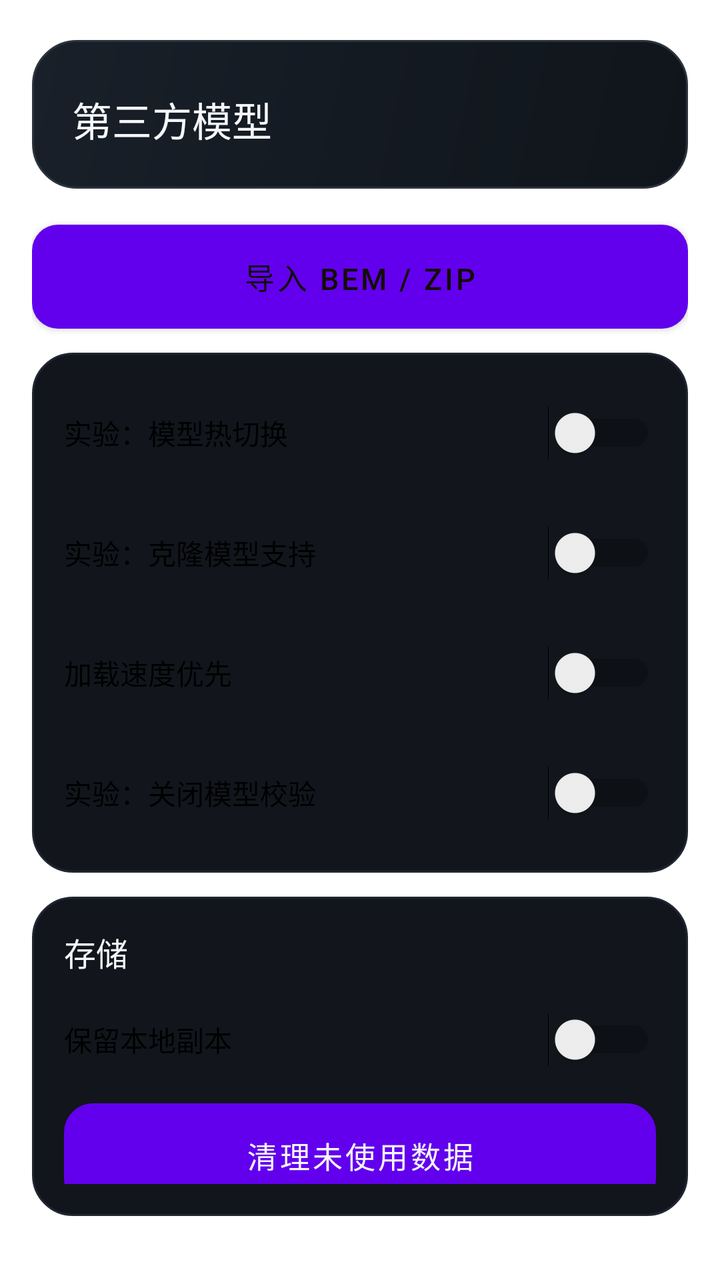
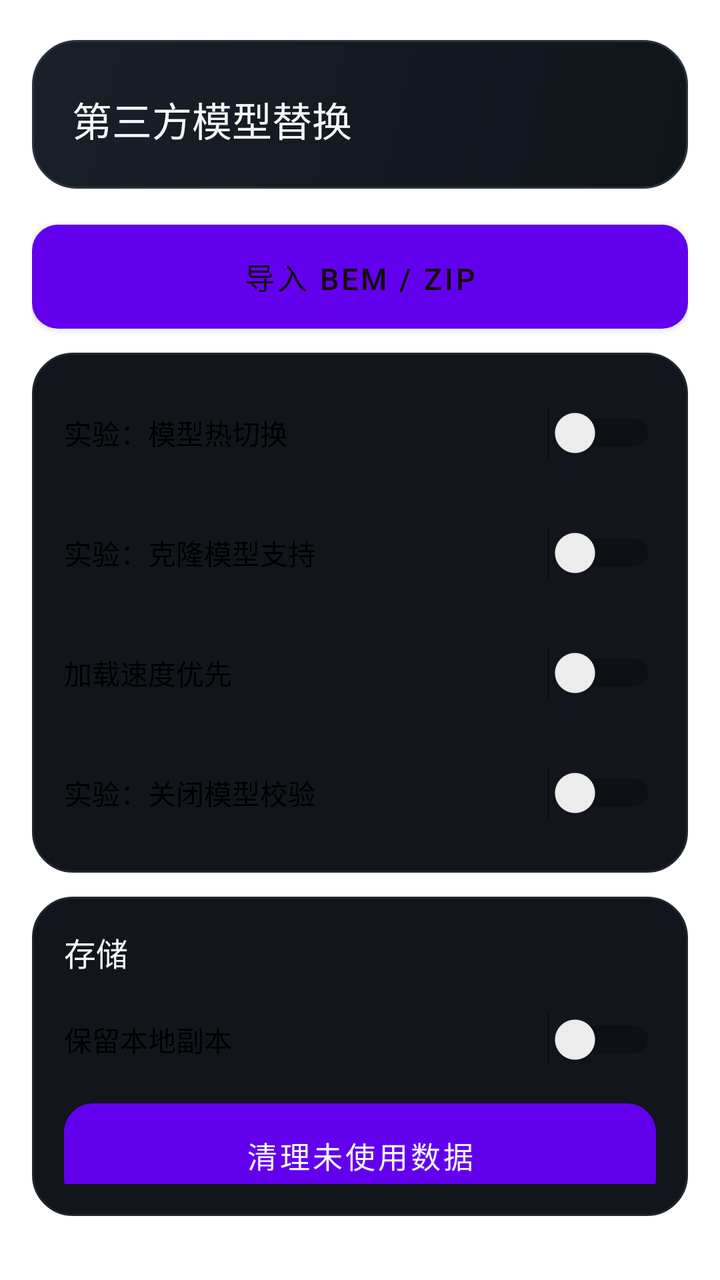

Compare the two renders of this Android layout. The source of the first and the diff that turns it into the second are given below.
<!-- AndroidManifest.xml: fallback theme Theme.MaterialComponents.DayNight.NoActionBar -->
<!-- res/layout/view_bem_install.xml -->
<?xml version="1.0" encoding="utf-8"?>
    <LinearLayout xmlns:android="http://schemas.android.com/apk/res/android" android:id="@+id/bem_content" android:layout_width="match_parent" android:layout_height="wrap_content" android:orientation="vertical" android:paddingStart="16dp" android:paddingTop="20dp" android:paddingEnd="16dp" android:paddingBottom="32dp">
        <LinearLayout android:layout_width="match_parent" android:layout_height="wrap_content" android:background="@drawable/bg_header" android:orientation="vertical" android:padding="20dp">
            <TextView style="@style/SectionTitle" android:text="第三方模型" android:textSize="20sp" />
        </LinearLayout>
        <Button android:id="@+id/bem_import" style="@style/PrimaryButton" android:layout_marginTop="18dp" android:text="导入 BEM / ZIP" />
        <LinearLayout android:layout_width="match_parent" android:layout_height="wrap_content" android:layout_marginTop="12dp" android:background="@drawable/bg_card" android:orientation="vertical" android:padding="16dp">
            <Switch android:id="@+id/bem_hot_switch" android:layout_width="match_parent" android:layout_height="wrap_content" android:minHeight="48dp" android:text="实验：模型热切换" />
            <Switch android:id="@+id/bem_clone_support" android:layout_width="match_parent" android:layout_height="wrap_content" android:minHeight="48dp" android:layout_marginTop="12dp" android:text="@string/bem_clone_support" />
            <Switch android:id="@+id/bem_fast_loading" android:layout_width="match_parent" android:layout_height="wrap_content" android:minHeight="48dp" android:layout_marginTop="12dp" android:text="@string/bem_fast_loading" />
            <Switch android:id="@+id/bem_skip_validation" android:layout_width="match_parent" android:layout_height="wrap_content" android:minHeight="48dp" android:layout_marginTop="12dp" android:text="实验：关闭模型校验" />
        </LinearLayout>
        <LinearLayout android:layout_width="match_parent" android:layout_height="wrap_content" android:layout_marginTop="12dp" android:background="@drawable/bg_card" android:orientation="vertical" android:padding="16dp">
            <TextView style="@style/CardTitle" android:text="@string/bem_storage" />
            <Switch android:id="@+id/bem_keep_local_copies" android:layout_width="match_parent" android:layout_height="wrap_content" android:minHeight="48dp" android:layout_marginTop="8dp" android:text="@string/bem_keep_local_copies" />
            <Button android:id="@+id/bem_clean_unused" style="@style/GhostButton" android:layout_marginTop="8dp" android:text="@string/bem_clean_unused" />
        </LinearLayout>
        <LinearLayout android:layout_width="match_parent" android:layout_height="wrap_content" android:layout_marginTop="12dp" android:background="@drawable/bg_card" android:orientation="vertical" android:padding="16dp" android:visibility="gone">
            <TextView style="@style/CardTitle" android:text="获取模型" />
            <Button android:id="@+id/bem_models_quark" style="@style/GhostButton" android:layout_marginTop="8dp" android:text="夸克网盘" />
            <Button android:id="@+id/bem_models_baidu" style="@style/GhostButton" android:layout_marginTop="6dp" android:text="百度网盘" />
            <Button android:id="@+id/bem_models_katfile" style="@style/GhostButton" android:layout_marginTop="6dp" android:text="Katfile 网盘" />
        </LinearLayout>
        <LinearLayout android:id="@+id/bem_incoming" android:layout_width="match_parent" android:layout_height="wrap_content" android:layout_marginTop="12dp" android:background="@drawable/bg_card" android:orientation="vertical" android:padding="16dp" android:visibility="gone">
            <TextView android:id="@+id/bem_incoming_notice" style="@style/BodyText" android:accessibilityLiveRegion="polite" />
            <Button android:id="@+id/bem_incoming_retry" style="@style/PrimaryButton" android:layout_marginTop="10dp" android:text="导入收到的文件" />
            <Button android:id="@+id/bem_incoming_dismiss" style="@style/GhostButton" android:layout_marginTop="6dp" android:text="忽略此次打开" />
        </LinearLayout>
        <LinearLayout android:layout_width="match_parent" android:layout_height="wrap_content" android:layout_marginTop="18dp" android:background="@drawable/bg_card" android:orientation="vertical" android:padding="16dp" android:id="@+id/bem_operation_state" android:visibility="gone">
            <TextView android:id="@+id/bem_status" style="@style/BodyText" android:layout_marginTop="9dp" android:text="就绪" />
            <ProgressBar android:id="@+id/bem_progress" style="?android:attr/progressBarStyleHorizontal" android:layout_width="match_parent" android:layout_height="8dp" android:layout_marginTop="14dp" android:max="100" android:progressTint="@color/accent" android:visibility="gone" />
            <TextView android:id="@+id/bem_progress_label" style="@style/BodyText" android:layout_marginTop="8dp" android:visibility="gone" />
            <Button android:id="@+id/bem_cancel" style="@style/GhostButton" android:layout_marginTop="12dp" android:text="取消当前操作" android:visibility="gone" />
        </LinearLayout>
        <LinearLayout android:id="@+id/bem_entries" android:layout_width="match_parent" android:layout_height="wrap_content" android:orientation="vertical" />
    </LinearLayout>
<!-- resources referenced by this layout -->
<resources>
  <color name="accent">#FFC845</color>
  <!-- drawable bg_card (drawable) -->
  <?xml version="1.0" encoding="utf-8"?>
  <shape xmlns:android="http://schemas.android.com/apk/res/android" android:shape="rectangle">
      <solid android:color="@color/surface" />
      <corners android:radius="20dp" />
      <stroke android:width="1dp" android:color="@color/surface_border_soft" />
  </shape>
  <!-- drawable bg_header (drawable) -->
  <?xml version="1.0" encoding="utf-8"?>
  <shape xmlns:android="http://schemas.android.com/apk/res/android" android:shape="rectangle">
      <gradient
          android:angle="315"
          android:startColor="#1A2029"
          android:centerColor="#141A22"
          android:endColor="#10151B"
          android:type="linear" />
      <corners android:radius="22dp" />
      <stroke android:width="1dp" android:color="@color/surface_border" />
  </shape>
  <string name="bem_clean_unused">清理未使用数据</string>
  <string name="bem_clone_support">实验：克隆模型支持</string>
  <string name="bem_fast_loading">加载速度优先</string>
  <string name="bem_keep_local_copies">保留本地副本</string>
  <string name="bem_storage">存储</string>
  <style name="BodyText">
          <item name="android:layout_width">match_parent</item>
          <item name="android:layout_height">wrap_content</item>
          <item name="android:lineSpacingExtra">2dp</item>
          <item name="android:textColor">@color/text_secondary</item>
          <item name="android:textSize">13sp</item>
      </style>
  <style name="CardTitle">
          <item name="android:layout_width">wrap_content</item>
          <item name="android:layout_height">wrap_content</item>
          <item name="android:fontFamily">sans-serif-medium</item>
          <item name="android:textColor">@color/text_primary</item>
          <item name="android:textSize">16sp</item>
      </style>
  <style name="GhostButton" parent="PrimaryButton">
          <item name="android:background">@drawable/bg_ghost_button</item>
          <item name="android:textColor">@color/text_primary</item>
      </style>
  <style name="PrimaryButton">
          <item name="android:layout_width">match_parent</item>
          <item name="android:layout_height">52dp</item>
          <item name="android:background">@drawable/bg_primary_button</item>
          <item name="android:fontFamily">sans-serif-medium</item>
          <item name="android:minHeight">0dp</item>
          <item name="android:textAllCaps">false</item>
          <item name="android:textColor">@color/accent_ink</item>
          <item name="android:textSize">15sp</item>
      </style>
  <style name="SectionTitle">
          <item name="android:layout_width">wrap_content</item>
          <item name="android:layout_height">wrap_content</item>
          <item name="android:layout_marginTop">5dp</item>
          <item name="android:fontFamily">sans-serif-medium</item>
          <item name="android:textColor">@color/text_primary</item>
          <item name="android:textSize">22sp</item>
      </style>
  <color name="surface">#12161C</color>
  <color name="surface_border_soft">#1F2630</color>
  <color name="surface_border">#2B333E</color>
  <color name="text_secondary">#A7B0BC</color>
  <color name="text_primary">#F4F6F8</color>
  <color name="accent_ink">#120E03</color>
  <color name="surface_high">#1B212A</color>
  <color name="surface_row">#181E26</color>
  <color name="accent_dark">#E0A513</color>
  <!-- unchanged entries left out for length: 2 -->
</resources>

<!-- the commit's change to res/layout/view_bem_install.xml (unified diff, before → after) -->
@@ -1,14 +1,14 @@
 <?xml version="1.0" encoding="utf-8"?>
     <LinearLayout xmlns:android="http://schemas.android.com/apk/res/android" android:id="@+id/bem_content" android:layout_width="match_parent" android:layout_height="wrap_content" android:orientation="vertical" android:paddingStart="16dp" android:paddingTop="20dp" android:paddingEnd="16dp" android:paddingBottom="32dp">
         <LinearLayout android:layout_width="match_parent" android:layout_height="wrap_content" android:background="@drawable/bg_header" android:orientation="vertical" android:padding="20dp">
-            <TextView style="@style/SectionTitle" android:text="第三方模型" android:textSize="20sp" />
+            <TextView style="@style/SectionTitle" android:text="@string/custom_model_title" android:textSize="20sp" />
         </LinearLayout>
-        <Button android:id="@+id/bem_import" style="@style/PrimaryButton" android:layout_marginTop="18dp" android:text="导入 BEM / ZIP" />
+        <Button android:id="@+id/bem_import" style="@style/PrimaryButton" android:layout_marginTop="18dp" android:text="@string/bem_import" />
         <LinearLayout android:layout_width="match_parent" android:layout_height="wrap_content" android:layout_marginTop="12dp" android:background="@drawable/bg_card" android:orientation="vertical" android:padding="16dp">
-            <Switch android:id="@+id/bem_hot_switch" android:layout_width="match_parent" android:layout_height="wrap_content" android:minHeight="48dp" android:text="实验：模型热切换" />
+            <Switch android:id="@+id/bem_hot_switch" android:layout_width="match_parent" android:layout_height="wrap_content" android:minHeight="48dp" android:text="@string/bem_hot_switch" />
             <Switch android:id="@+id/bem_clone_support" android:layout_width="match_parent" android:layout_height="wrap_content" android:minHeight="48dp" android:layout_marginTop="12dp" android:text="@string/bem_clone_support" />
             <Switch android:id="@+id/bem_fast_loading" android:layout_width="match_parent" android:layout_height="wrap_content" android:minHeight="48dp" android:layout_marginTop="12dp" android:text="@string/bem_fast_loading" />
-            <Switch android:id="@+id/bem_skip_validation" android:layout_width="match_parent" android:layout_height="wrap_content" android:minHeight="48dp" android:layout_marginTop="12dp" android:text="实验：关闭模型校验" />
+            <Switch android:id="@+id/bem_skip_validation" android:layout_width="match_parent" android:layout_height="wrap_content" android:minHeight="48dp" android:layout_marginTop="12dp" android:text="@string/bem_skip_validation" />
         </LinearLayout>
         <LinearLayout android:layout_width="match_parent" android:layout_height="wrap_content" android:layout_marginTop="12dp" android:background="@drawable/bg_card" android:orientation="vertical" android:padding="16dp">
             <TextView style="@style/CardTitle" android:text="@string/bem_storage" />
@@ -16,21 +16,21 @@
             <Button android:id="@+id/bem_clean_unused" style="@style/GhostButton" android:layout_marginTop="8dp" android:text="@string/bem_clean_unused" />
         </LinearLayout>
         <LinearLayout android:layout_width="match_parent" android:layout_height="wrap_content" android:layout_marginTop="12dp" android:background="@drawable/bg_card" android:orientation="vertical" android:padding="16dp" android:visibility="gone">
-            <TextView style="@style/CardTitle" android:text="获取模型" />
-            <Button android:id="@+id/bem_models_quark" style="@style/GhostButton" android:layout_marginTop="8dp" android:text="夸克网盘" />
-            <Button android:id="@+id/bem_models_baidu" style="@style/GhostButton" android:layout_marginTop="6dp" android:text="百度网盘" />
-            <Button android:id="@+id/bem_models_katfile" style="@style/GhostButton" android:layout_marginTop="6dp" android:text="Katfile 网盘" />
+            <TextView style="@style/CardTitle" android:text="@string/bem_models_title" />
+            <Button android:id="@+id/bem_models_quark" style="@style/GhostButton" android:layout_marginTop="8dp" android:text="@string/bem_models_quark" />
+            <Button android:id="@+id/bem_models_baidu" style="@style/GhostButton" android:layout_marginTop="6dp" android:text="@string/bem_models_baidu" />
+            <Button android:id="@+id/bem_models_katfile" style="@style/GhostButton" android:layout_marginTop="6dp" android:text="@string/bem_models_katfile" />
         </LinearLayout>
         <LinearLayout android:id="@+id/bem_incoming" android:layout_width="match_parent" android:layout_height="wrap_content" android:layout_marginTop="12dp" android:background="@drawable/bg_card" android:orientation="vertical" android:padding="16dp" android:visibility="gone">
             <TextView android:id="@+id/bem_incoming_notice" style="@style/BodyText" android:accessibilityLiveRegion="polite" />
-            <Button android:id="@+id/bem_incoming_retry" style="@style/PrimaryButton" android:layout_marginTop="10dp" android:text="导入收到的文件" />
-            <Button android:id="@+id/bem_incoming_dismiss" style="@style/GhostButton" android:layout_marginTop="6dp" android:text="忽略此次打开" />
+            <Button android:id="@+id/bem_incoming_retry" style="@style/PrimaryButton" android:layout_marginTop="10dp" android:text="@string/bem_incoming_retry" />
+            <Button android:id="@+id/bem_incoming_dismiss" style="@style/GhostButton" android:layout_marginTop="6dp" android:text="@string/bem_incoming_dismiss" />
         </LinearLayout>
         <LinearLayout android:layout_width="match_parent" android:layout_height="wrap_content" android:layout_marginTop="18dp" android:background="@drawable/bg_card" android:orientation="vertical" android:padding="16dp" android:id="@+id/bem_operation_state" android:visibility="gone">
-            <TextView android:id="@+id/bem_status" style="@style/BodyText" android:layout_marginTop="9dp" android:text="就绪" />
+            <TextView android:id="@+id/bem_status" style="@style/BodyText" android:layout_marginTop="9dp" android:text="@string/bem_status_ready" />
             <ProgressBar android:id="@+id/bem_progress" style="?android:attr/progressBarStyleHorizontal" android:layout_width="match_parent" android:layout_height="8dp" android:layout_marginTop="14dp" android:max="100" android:progressTint="@color/accent" android:visibility="gone" />
             <TextView android:id="@+id/bem_progress_label" style="@style/BodyText" android:layout_marginTop="8dp" android:visibility="gone" />
-            <Button android:id="@+id/bem_cancel" style="@style/GhostButton" android:layout_marginTop="12dp" android:text="取消当前操作" android:visibility="gone" />
+            <Button android:id="@+id/bem_cancel" style="@style/GhostButton" android:layout_marginTop="12dp" android:text="@string/bem_cancel" android:visibility="gone" />
         </LinearLayout>
         <LinearLayout android:id="@+id/bem_entries" android:layout_width="match_parent" android:layout_height="wrap_content" android:orientation="vertical" />
     </LinearLayout>
<!-- resource entries referenced after the edit -->
@@ -20,11 +20,23 @@
       <corners android:radius="22dp" />
       <stroke android:width="1dp" android:color="@color/surface_border" />
   </shape>
+  <string name="bem_cancel">取消当前操作</string>
   <string name="bem_clean_unused">清理未使用数据</string>
   <string name="bem_clone_support">实验：克隆模型支持</string>
   <string name="bem_fast_loading">加载速度优先</string>
+  <string name="bem_hot_switch">实验：模型热切换</string>
+  <string name="bem_import">导入 BEM / ZIP</string>
+  <string name="bem_incoming_dismiss">忽略此次打开</string>
+  <string name="bem_incoming_retry">导入收到的文件</string>
   <string name="bem_keep_local_copies">保留本地副本</string>
+  <string name="bem_models_baidu">百度网盘</string>
+  <string name="bem_models_katfile">Katfile 网盘</string>
+  <string name="bem_models_quark">夸克网盘</string>
+  <string name="bem_models_title">获取模型</string>
+  <string name="bem_skip_validation">实验：关闭模型校验</string>
+  <string name="bem_status_ready">就绪</string>
   <string name="bem_storage">存储</string>
+  <string name="custom_model_title">第三方模型替换</string>
   <style name="BodyText">
           <item name="android:layout_width">match_parent</item>
           <item name="android:layout_height">wrap_content</item>
